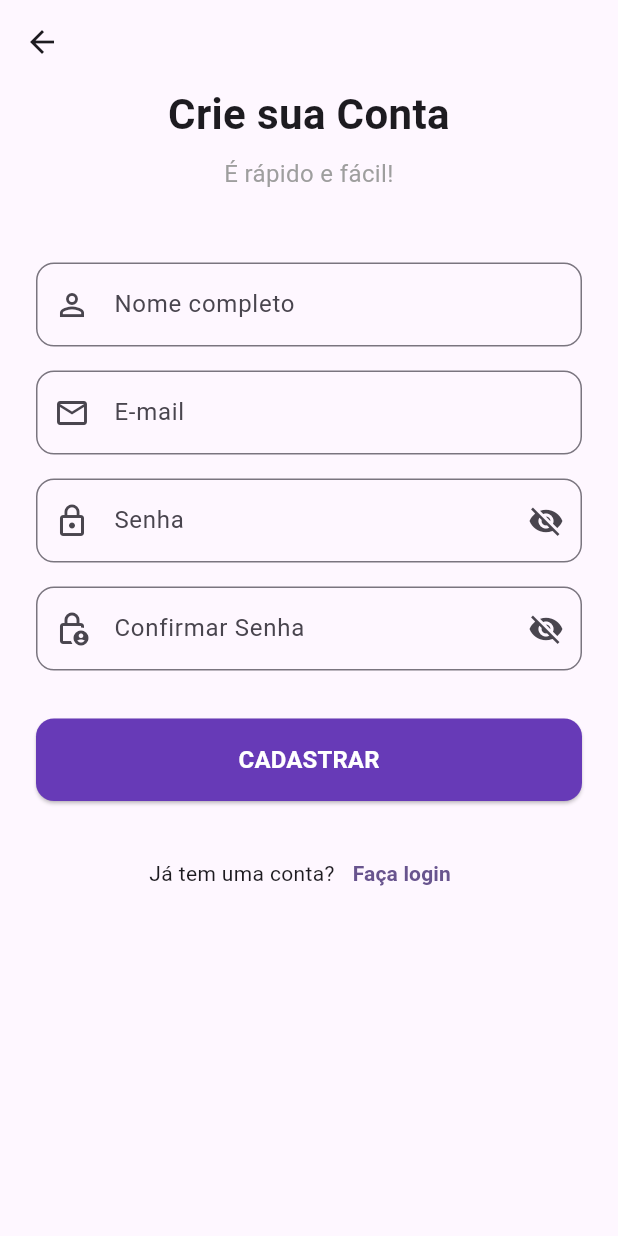
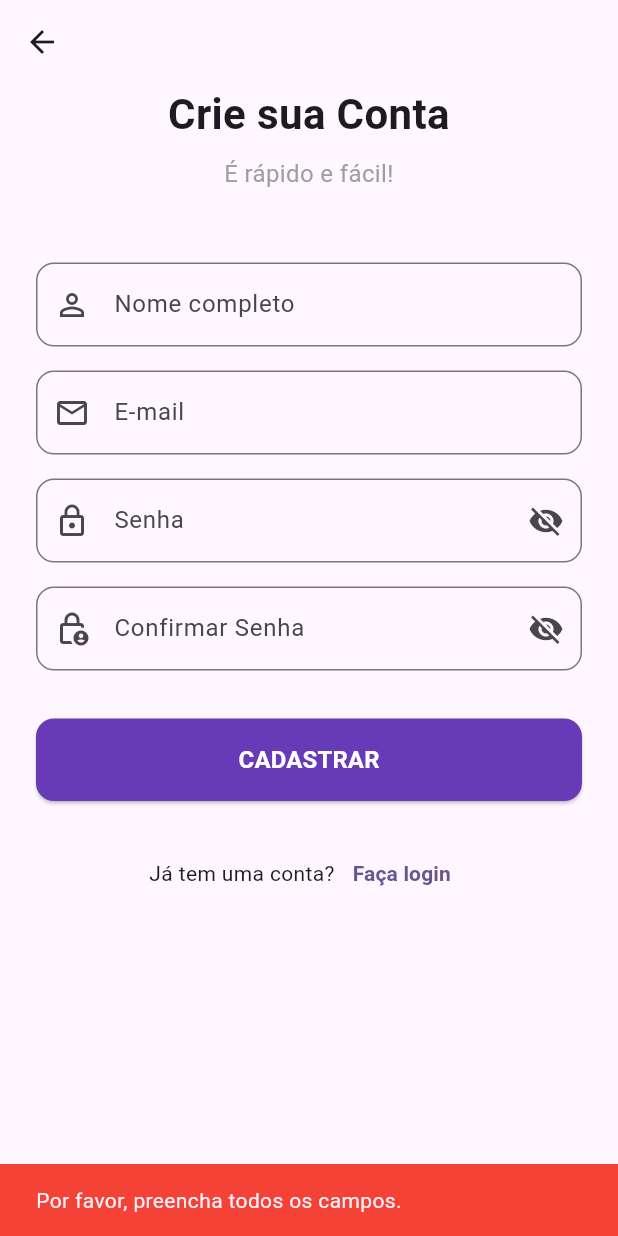
Before and after one commit to matheusrossimachado/Stocklite, a Flutter app: the SignupScreen screen opened directly, after a tap on "CADASTRAR", on a phone screen of 412 x 824 dp. Run offline on Flutter 3.47's test engine with Material 3 defaults, Android fonts, the phone set to English and light mode, and no system bars; our stand-ins replace device_preview.

Commit message:
feat: Implement signup business logic and validation
This commit introduces the business logic for the user registration screen.

- A SignupController was created to handle user input and perform validation.
- Validation checks include empty fields, a valid email format, minimum password length, and matching passwords.
- User feedback is provided via SnackBars for both success and error scenarios.
- Upon successful registration, the user is navigated back to the Login screen.

```diff
--- /dev/null
+++ b/lib/modules/auth/controllers/signup_controller.dart
@@ -0,0 +1,44 @@
+import 'package:flutter/material.dart';
+
+class SignupController {
+  final nameController = TextEditingController();
+  final emailController = TextEditingController();
+  final passwordController = TextEditingController();
+  final confirmPasswordController = TextEditingController();
+
+  // MUDANÇA: O método agora retorna uma String que pode ser nula (String?).
+  String? signup() {
+    final String name = nameController.text;
+    final String email = emailController.text;
+    final String password = passwordController.text;
+    final String confirmPassword = confirmPasswordController.text;
+
+    // --- NOSSA LÓGICA DE VALIDAÇÃO ---
+
+    // 1. Verificar se algum campo está vazio.
+    // O método '.trim()' remove espaços em branco do início e do fim.
+    if (name.trim().isEmpty || email.trim().isEmpty || password.trim().isEmpty || confirmPassword.trim().isEmpty) {
+      return 'Por favor, preencha todos os campos.';
+    }
+
+    // 2. Verificar se o e-mail tem um formato minimamente válido.
+    // A propriedade '.contains()' checa se a string contém um determinado texto.
+    if (!email.contains('@') || !email.contains('.')) {
+      return 'Por favor, insira um e-mail válido.';
+    }
+
+    // 3. Verificar o comprimento mínimo da senha.
+    if (password.length < 6) {
+      return 'A senha deve ter pelo menos 6 caracteres.';
+    }
+
+    // 4. Verificar se as senhas coincidem.
+    if (password != confirmPassword) {
+      return 'As senhas não coincidem.';
+    }
+
+    // 5. Se todas as validações passaram, retornamos null.
+    print('Validação de cadastro bem-sucedida!');
+    return null;
+  }
+}
--- a/lib/modules/auth/views/signup_screen.dart
+++ b/lib/modules/auth/views/signup_screen.dart
@@ -1,6 +1,7 @@
 import 'package:flutter/material.dart';
+// 1. IMPORTANDO O NOSSO NOVO CONTROLLER
+import 'package:stocklite_app/modules/auth/controllers/signup_controller.dart';
 
-// MUDANÇA: Convertido para StatefulWidget para poder gerenciar o estado dos "olhos".
 class SignupScreen extends StatefulWidget {
   const SignupScreen({super.key});
 
@@ -9,58 +10,77 @@ class SignupScreen extends StatefulWidget {
 }
 
 class _SignupScreenState extends State<SignupScreen> {
-  // NOVO: Duas variáveis, uma para cada campo de senha, para controle independente.
+  // 2. INSTANCIANDO O CONTROLLER
+  final _controller = SignupController();
+
   bool _isPasswordObscured = true;
   bool _isConfirmPasswordObscured = true;
 
   @override
   Widget build(BuildContext context) {
     return Scaffold(
-      appBar: AppBar(
-        backgroundColor: Colors.transparent,
-        elevation: 0,
-      ),
+      appBar: AppBar(backgroundColor: Colors.transparent, elevation: 0),
       body: SingleChildScrollView(
         padding: const EdgeInsets.symmetric(horizontal: 24.0),
         child: Column(
           mainAxisAlignment: MainAxisAlignment.center,
           crossAxisAlignment: CrossAxisAlignment.stretch,
           children: [
-            // ... (título e campos de nome/email não mudam)
-            const Text('Crie sua Conta', textAlign: TextAlign.center, style: TextStyle(fontSize: 28, fontWeight: FontWeight.bold)),
+            const Text(
+              'Crie sua Conta',
+              textAlign: TextAlign.center,
+              style: TextStyle(fontSize: 28, fontWeight: FontWeight.bold),
+            ),
             const SizedBox(height: 8),
-            const Text('É rápido e fácil!', textAlign: TextAlign.center, style: TextStyle(fontSize: 16, color: Colors.grey)),
+            const Text(
+              'É rápido e fácil!',
+              textAlign: TextAlign.center,
+              style: TextStyle(fontSize: 16, color: Colors.grey),
+            ),
             const SizedBox(height: 48),
+
+            // 3. CONECTANDO CADA CAMPO AO SEU RESPECTIVO CONTROLADOR
             TextFormField(
+              controller: _controller.nameController, // Conectado ao nome
               textInputAction: TextInputAction.next,
               decoration: const InputDecoration(
                 labelText: 'Nome completo',
                 prefixIcon: Icon(Icons.person_outline),
-                border: OutlineInputBorder(borderRadius: BorderRadius.all(Radius.circular(12))),
+                border: OutlineInputBorder(
+                  borderRadius: BorderRadius.all(Radius.circular(12)),
+                ),
               ),
             ),
             const SizedBox(height: 16),
             TextFormField(
+              controller: _controller.emailController, // Conectado ao email
               textInputAction: TextInputAction.next,
               keyboardType: TextInputType.emailAddress,
               decoration: const InputDecoration(
                 labelText: 'E-mail',
                 prefixIcon: Icon(Icons.email_outlined),
-                border: OutlineInputBorder(borderRadius: BorderRadius.all(Radius.circular(12))),
+                border: OutlineInputBorder(
+                  borderRadius: BorderRadius.all(Radius.circular(12)),
+                ),
               ),
             ),
             const SizedBox(height: 16),
-
-            // --- CAMPO DE SENHA COM O "OLHO" ---
             TextFormField(
+              controller: _controller.passwordController, // Conectado à senha
               textInputAction: TextInputAction.next,
-              obscureText: _isPasswordObscured, // Usa a primeira variável
+              obscureText: _isPasswordObscured,
               decoration: InputDecoration(
                 labelText: 'Senha',
                 prefixIcon: const Icon(Icons.lock_outline),
-                border: const OutlineInputBorder(borderRadius: BorderRadius.all(Radius.circular(12))),
+                border: const OutlineInputBorder(
+                  borderRadius: BorderRadius.all(Radius.circular(12)),
+                ),
                 suffixIcon: IconButton(
-                  icon: Icon(_isPasswordObscured ? Icons.visibility_off : Icons.visibility),
+                  icon: Icon(
+                    _isPasswordObscured
+                        ? Icons.visibility_off
+                        : Icons.visibility,
+                  ),
                   onPressed: () {
                     setState(() {
                       _isPasswordObscured = !_isPasswordObscured;
@@ -70,16 +90,22 @@ class _SignupScreenState extends State<SignupScreen> {
               ),
             ),
             const SizedBox(height: 16),
-
-            // --- CAMPO DE CONFIRMAR SENHA COM O "OLHO" ---
             TextFormField(
-              obscureText: _isConfirmPasswordObscured, // Usa a segunda variável
+              controller: _controller
+                  .confirmPasswordController, // Conectado à confirmação de senha
+              obscureText: _isConfirmPasswordObscured,
               decoration: InputDecoration(
                 labelText: 'Confirmar Senha',
                 prefixIcon: const Icon(Icons.lock_person_outlined),
-                border: const OutlineInputBorder(borderRadius: BorderRadius.all(Radius.circular(12))),
+                border: const OutlineInputBorder(
+                  borderRadius: BorderRadius.all(Radius.circular(12)),
+                ),
                 suffixIcon: IconButton(
-                  icon: Icon(_isConfirmPasswordObscured ? Icons.visibility_off : Icons.visibility),
+                  icon: Icon(
+                    _isConfirmPasswordObscured
+                        ? Icons.visibility_off
+                        : Icons.visibility,
+                  ),
                   onPressed: () {
                     setState(() {
                       _isConfirmPasswordObscured = !_isConfirmPasswordObscured;
@@ -90,16 +116,44 @@ class _SignupScreenState extends State<SignupScreen> {
             ),
             const SizedBox(height: 32),
 
-            // ... (botão de cadastrar e link para login não mudam)
+            // 4. CHAMANDO A FUNÇÃO DE CADASTRO DO CONTROLLER
             ElevatedButton(
               style: ElevatedButton.styleFrom(
                 backgroundColor: Colors.deepPurple,
                 foregroundColor: Colors.white,
                 padding: const EdgeInsets.symmetric(vertical: 16),
-                shape: RoundedRectangleBorder(borderRadius: BorderRadius.circular(12)),
+                shape: RoundedRectangleBorder(
+                  borderRadius: BorderRadius.circular(12),
+                ),
               ),
-              onPressed: () {},
-              child: const Text('CADASTRAR', style: TextStyle(fontSize: 16, fontWeight: FontWeight.bold)),
+              onPressed: () {
+                // 1. Chamamos o método signup e guardamos a mensagem de retorno.
+                final String? errorMessage = _controller.signup();
+
+                // 2. Verificamos se a mensagem de erro NÃO é nula.
+                if (errorMessage != null) {
+                  // Se houver uma mensagem de erro, mostramos em uma SnackBar vermelha.
+                  final snackBar = SnackBar(
+                    content: Text(errorMessage),
+                    backgroundColor: Colors.red,
+                  );
+                  ScaffoldMessenger.of(context).showSnackBar(snackBar);
+                } else {
+                  // Se a mensagem for nula (SUCESSO), mostramos uma SnackBar verde...
+                  final snackBar = SnackBar(
+                    content: const Text('Conta criada com sucesso!'),
+                    backgroundColor: Colors.green,
+                  );
+                  ScaffoldMessenger.of(context).showSnackBar(snackBar);
+
+                  // ...e navegamos de volta para a tela de login.
+                  Navigator.of(context).pop();
+                }
+              }, // Ação do botão agora chama o controller
+              child: const Text(
+                'CADASTRAR',
+                style: TextStyle(fontSize: 16, fontWeight: FontWeight.bold),
+              ),
             ),
             const SizedBox(height: 24),
             Row(
@@ -110,10 +164,13 @@ class _SignupScreenState extends State<SignupScreen> {
                   onPressed: () {
                     Navigator.of(context).pop();
                   },
-                  child: const Text('Faça login', style: TextStyle(fontWeight: FontWeight.bold)),
+                  child: const Text(
+                    'Faça login',
+                    style: TextStyle(fontWeight: FontWeight.bold),
+                  ),
                 ),
               ],
-            )
+            ),
           ],
         ),
       ),
```
